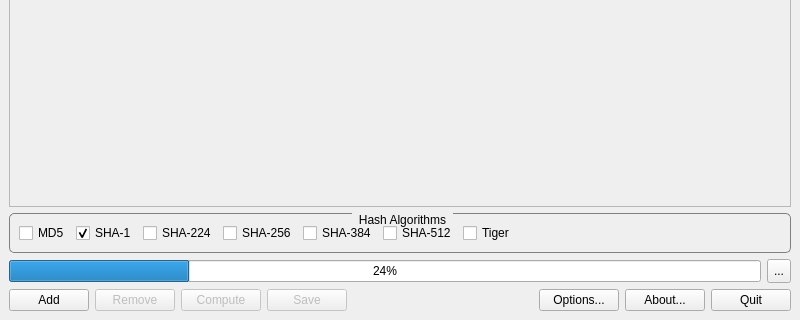
The window that SimpleHasher.ui (FelixdelasPozas/SimpleHasher) describes before a commit, drawn with Qt 5; both pictures show x 0 to 800 and y 396 to 716 of the 800 by 716 pixel window.
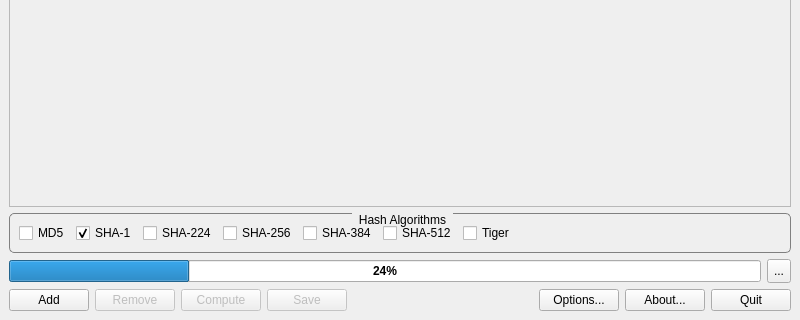
The same window after the commit. Icons and pictures are not drawn.

```diff
--- a/SimpleHasher.ui
+++ b/SimpleHasher.ui
@@ -17,12 +17,6 @@
    <iconset resource="rsc/resources.qrc">
     <normaloff>:/SimpleHasher/application.svg</normaloff>:/SimpleHasher/application.svg</iconset>
   </property>
-  <property name="documentMode">
-   <bool>false</bool>
-  </property>
-  <property name="unifiedTitleAndToolBarOnMac">
-   <bool>true</bool>
-  </property>
   <widget class="QWidget" name="centralwidget">
    <layout class="QVBoxLayout" name="verticalLayout" stretch="1,0,0,0">
     <item>
@@ -165,6 +159,11 @@
      <layout class="QHBoxLayout" name="horizontalLayout_4">
       <item>
        <widget class="QProgressBar" name="m_progress">
+        <property name="font">
+         <font>
+          <bold>true</bold>
+         </font>
+        </property>
         <property name="toolTip">
          <string>Current process progress.</string>
         </property>
```
Left out of the diff: 13 changed lines with no effect on the pictures.
